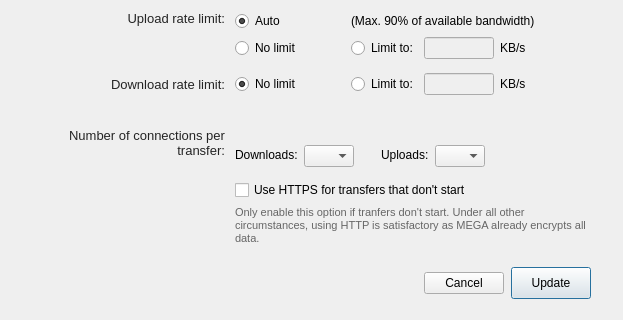
Old version of the form src/MEGASync/gui/macx/BandwidthSettings.ui in the repository meganz/MEGAsync.
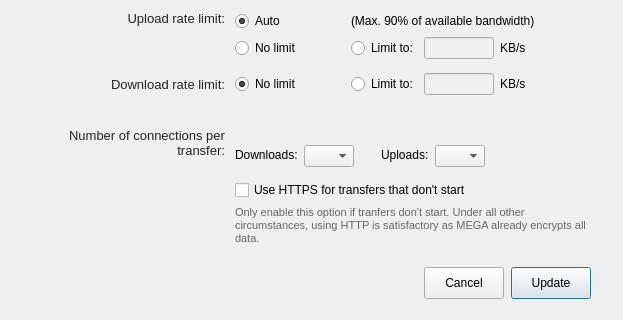
New version of the form.

What changed in the file:
```diff
--- a/src/MEGASync/gui/macx/BandwidthSettings.ui
+++ b/src/MEGASync/gui/macx/BandwidthSettings.ui
@@ -1169,6 +1169,18 @@
       </item>
       <item>
        <widget class="QPushButton" name="bCancel">
+        <property name="minimumSize">
+         <size>
+          <width>0</width>
+          <height>32</height>
+         </size>
+        </property>
+        <property name="maximumSize">
+         <size>
+          <width>16777215</width>
+          <height>32</height>
+         </size>
+        </property>
         <property name="focusPolicy">
          <enum>Qt::StrongFocus</enum>
         </property>
```
